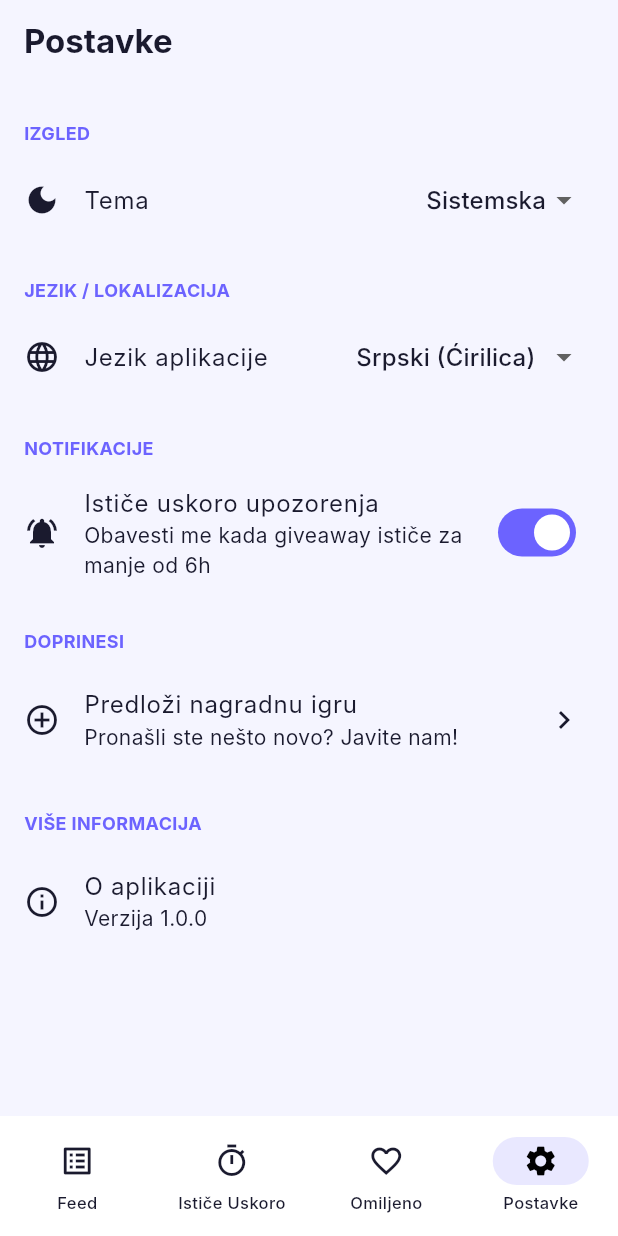
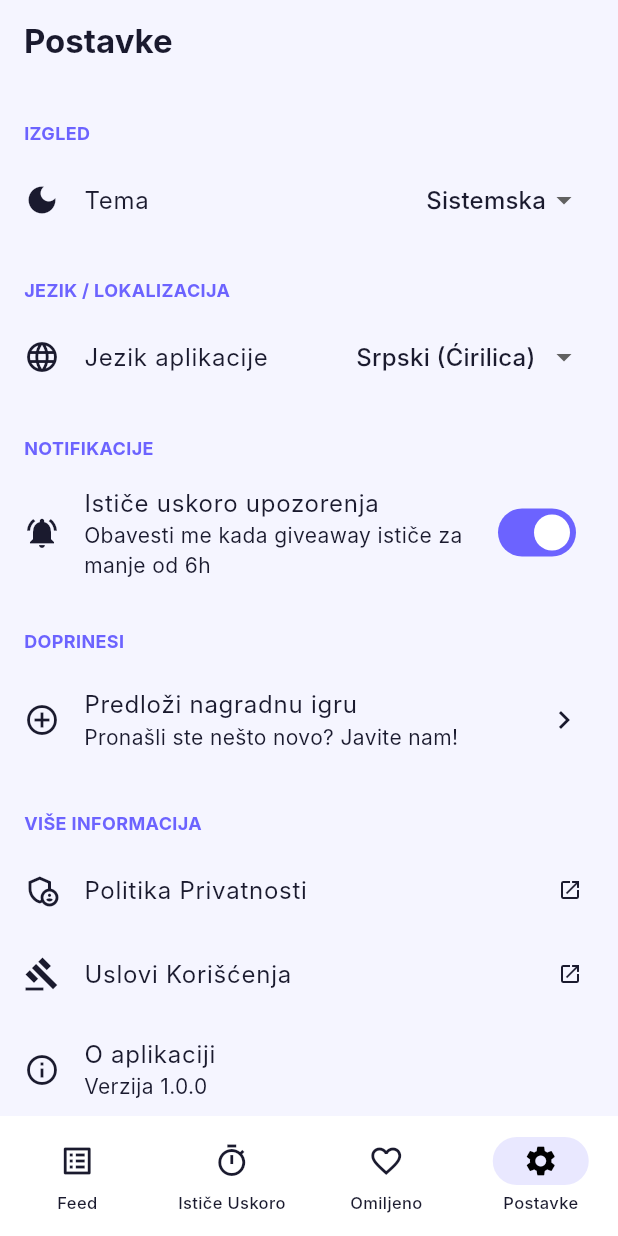
Before and after one commit to HunterJS-bit/giveaway-tracker, a Flutter app: the SettingsScreen screen opened by its route, on a phone screen of 412 x 824 dp. Run offline on Flutter 3.47's test engine with Material 3 defaults, Android fonts, the light colour scheme and no system bars; our stand-ins replace cached_network_image, flutter_riverpod, go_router, share_plus, shared_preferences, sqflite; accounts and stored records are empty; Roboto replaces fonts that are missing (Inter).

Commit message:
feat: [mobile] added ter,s amd conditions to mobile app

```diff
--- a/lib/features/settings/settings_screen.dart
+++ b/lib/features/settings/settings_screen.dart
@@ -1,6 +1,7 @@
 import 'package:flutter/material.dart';
 import 'package:flutter_riverpod/flutter_riverpod.dart';
 import 'package:go_router/go_router.dart';
+import 'package:url_launcher/url_launcher.dart';
 import '../../core/providers/providers.dart';
 
 class SettingsScreen extends ConsumerWidget {
@@ -74,6 +75,28 @@ class SettingsScreen extends ConsumerWidget {
 
           _buildSectionHeader(context, 'Više informacija'),
           ListTile(
+            leading: const Icon(Icons.admin_panel_settings_outlined),
+            title: const Text('Politika Privatnosti'),
+            trailing: const Icon(Icons.open_in_new, size: 16),
+            onTap: () async {
+              final url = Uri.parse('https://nagradneigre.balkan/privacy');
+              if (await canLaunchUrl(url)) {
+                await launchUrl(url, mode: LaunchMode.externalApplication);
+              }
+            },
+          ),
+          ListTile(
+            leading: const Icon(Icons.gavel_outlined),
+            title: const Text('Uslovi Korišćenja'),
+            trailing: const Icon(Icons.open_in_new, size: 16),
+            onTap: () async {
+              final url = Uri.parse('https://nagradneigre.balkan/terms');
+              if (await canLaunchUrl(url)) {
+                await launchUrl(url, mode: LaunchMode.externalApplication);
+              }
+            },
+          ),
+          ListTile(
             leading: const Icon(Icons.info_outline),
             title: const Text('O aplikaciji'),
             subtitle: const Text('Verzija 1.0.0'),
```
